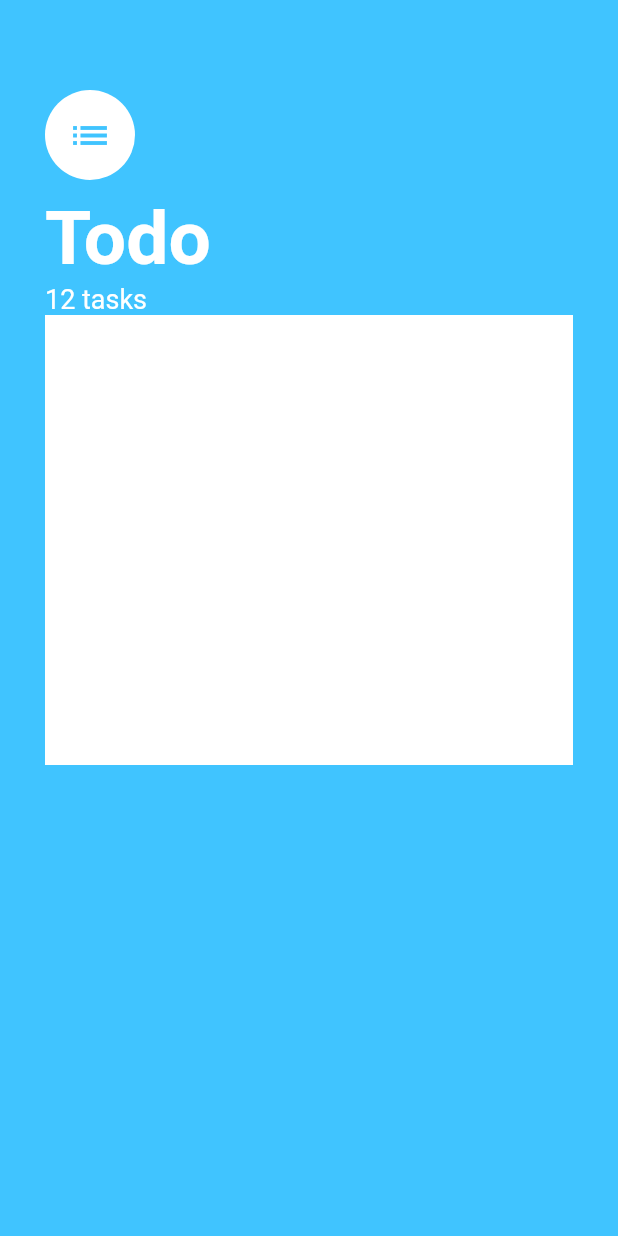
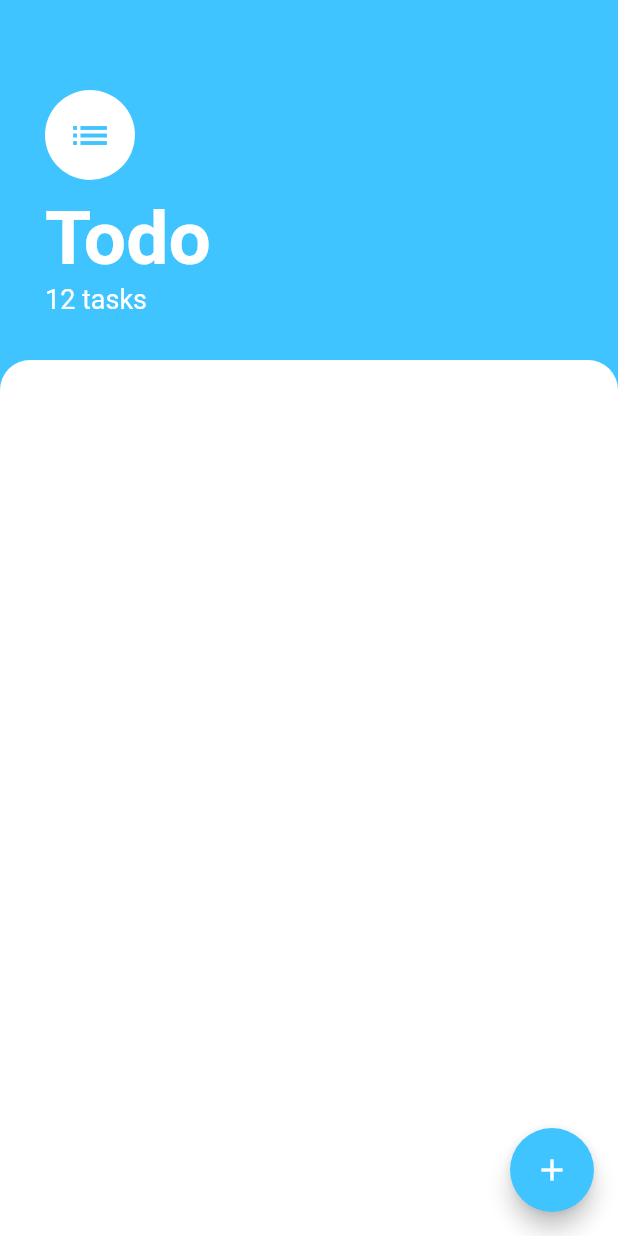
Before and after one commit to Cold-fish78/todoApp, a Flutter app: the screen it shows after launch, on a phone screen of 412 x 824 dp. Run offline on Flutter 3.47's test engine with Material 2 defaults, Android fonts, the phone set to English and light mode, and no system bars.

Commit message:
completed half layout designing

```diff
--- a/lib/screens/tasks_screen.dart
+++ b/lib/screens/tasks_screen.dart
@@ -7,7 +7,10 @@ class TasksScreen extends StatelessWidget {
   Widget build(BuildContext context) {
     return Scaffold(
       backgroundColor: Colors.lightBlueAccent,
-      body: Container(
+      body: Column(
+        crossAxisAlignment: CrossAxisAlignment.start,
+        children: [
+          Container(
             padding: EdgeInsets.only(top: 60, left: 30, right: 30, bottom: 30),
             child: Column(
               crossAxisAlignment: CrossAxisAlignment.start,
@@ -38,15 +41,27 @@ class TasksScreen extends StatelessWidget {
                     fontSize: 18,
                   ),
                 ),
-            Container(
 
-                height: 300,
+              ],
+            ),
+          ),
+          Expanded(
+            child: Container(
               decoration: BoxDecoration(
-                color: Colors.white
+                  color: Colors.white,
+                  borderRadius: BorderRadius.only(topLeft: Radius.circular(20),topRight: Radius.circular(20))
+              ),
             ),
           )
         ],
+
       ),
+      floatingActionButton: FloatingActionButton(
+        backgroundColor: Colors.lightBlueAccent,
+        onPressed: (){
+          print('floating action pressed');
+        },
+        child: Icon(Icons.add),
       ),
     );
   }
```
Lines whose indentation alone changed are shown as unchanged.
